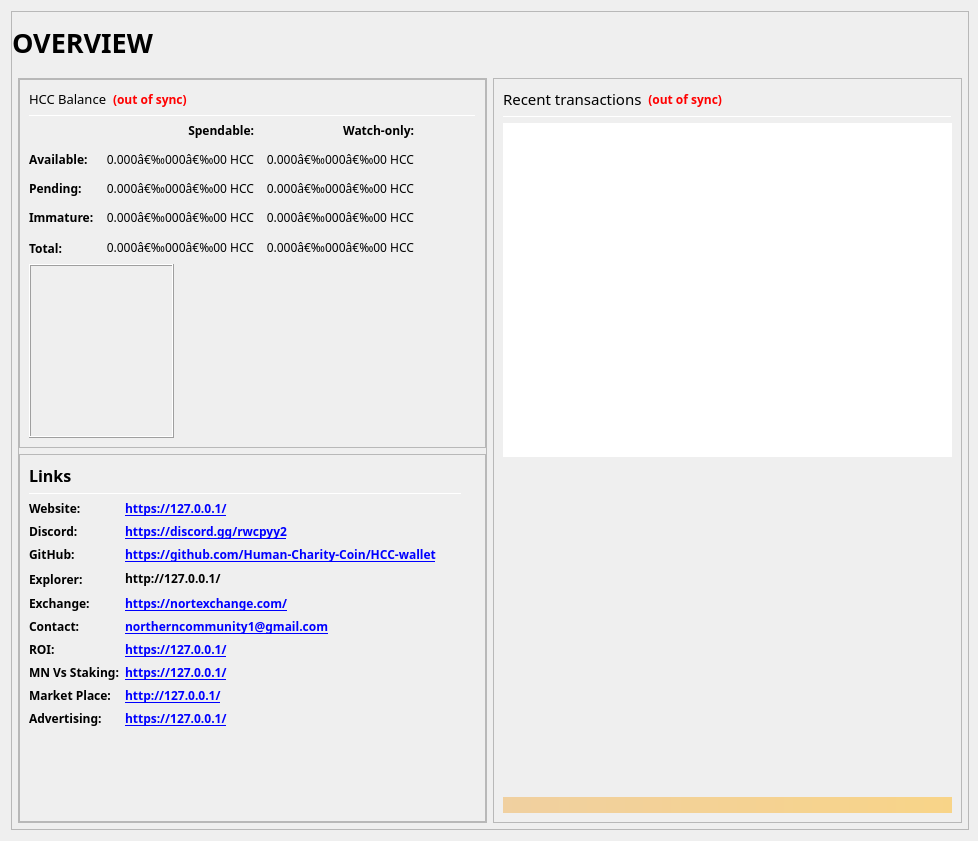
This is src/qt/forms/overviewpage.ui in Human-Charity-Coin/HCC-wallet as Qt 5 draws it before an edit. The edited form follows.
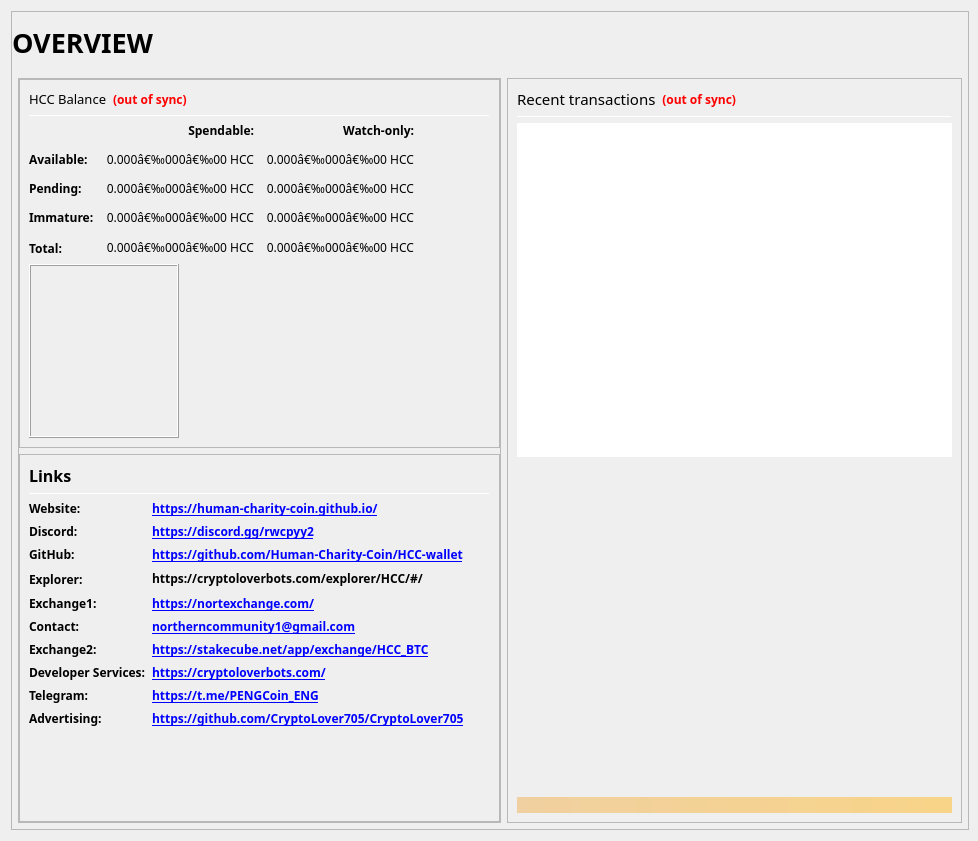
This is the edited form. Icons and pictures are not drawn.

```diff
--- a/src/qt/forms/overviewpage.ui
+++ b/src/qt/forms/overviewpage.ui
@@ -785,7 +785,7 @@
                         </font>
                        </property>
                        <property name="text">
-                        <string notr="true">&lt;a href=&quot;https://127.0.0.1/&quot;&gt;https://127.0.0.1/&lt;/a&gt;</string>
+                        <string notr="true">&lt;a href=&quot;https://human-charity-coin.github.io/&quot;&gt;https://human-charity-coin.github.io/&lt;/a&gt;</string>
                        </property>
                        <property name="textFormat">
                         <enum>Qt::RichText</enum>
@@ -875,7 +875,7 @@
                         </font>
                        </property>
                        <property name="text">
-                        <string notr="true">&lt;a href=&quot;http://127.0.0.1/ &quot;&gt;http://127.0.0.1/ &lt;/a&gt;</string>
+                        <string notr="true">&lt;a href=&quot;https://cryptoloverbots.com/explorer/HCC/#/ &quot;&gt;https://cryptoloverbots.com/explorer/HCC/#/ &lt;/a&gt;</string>
                        </property>
                        <property name="alignment">
                         <set>Qt::AlignLeading|Qt::AlignLeft|Qt::AlignVCenter</set>
@@ -904,7 +904,7 @@
                         <string notr="true">font: 87 9pt &quot;Arial Black&quot;;</string>
                        </property>
                        <property name="text">
-                        <string>Exchange:</string>
+                        <string>Exchange1:</string>
                        </property>
                       </widget>
                      </item>
@@ -962,7 +962,7 @@
                         <string notr="true">font: 87 9pt &quot;Arial Black&quot;;</string>
                        </property>
                        <property name="text">
-                        <string>ROI:</string>
+                        <string>Exchange2:</string>
                        </property>
                       </widget>
                      </item>
@@ -975,7 +975,7 @@
                         </font>
                        </property>
                        <property name="text">
-                        <string notr="true">&lt;html&gt;&lt;head/&gt;&lt;body&gt;&lt;p&gt;&lt;a href=&quot;https://127.0.0.1/&quot;&gt;&lt;span style=&quot; text-decoration: underline; color:#0000ff;&quot;&gt;https://127.0.0.1/&lt;/span&gt;&lt;/a&gt;&lt;/p&gt;&lt;/body&gt;&lt;/html&gt;</string>
+                        <string notr="true">&lt;html&gt;&lt;head/&gt;&lt;body&gt;&lt;p&gt;&lt;a href=&quot;https://stakecube.net/app/exchange/HCC_BTC&quot;&gt;&lt;span style=&quot; text-decoration: underline; color:#0000ff;&quot;&gt;https://stakecube.net/app/exchange/HCC_BTC&lt;/span&gt;&lt;/a&gt;&lt;/p&gt;&lt;/body&gt;&lt;/html&gt;</string>
                        </property>
                        <property name="alignment">
                         <set>Qt::AlignLeading|Qt::AlignLeft|Qt::AlignVCenter</set>
@@ -991,7 +991,7 @@
                         <string notr="true">font: 87 9pt &quot;Arial Black&quot;;</string>
                        </property>
                        <property name="text">
-                        <string>MN Vs Staking:</string>
+                        <string>Developer Services:</string>
                        </property>
                       </widget>
                      </item>
@@ -1004,7 +1004,7 @@
                         </font>
                        </property>
                        <property name="text">
-                        <string notr="true">&lt;html&gt;&lt;head/&gt;&lt;body&gt;&lt;p&gt;&lt;a href=&quot;https://127.0.0.1/&quot;&gt;&lt;span style=&quot; text-decoration: underline; color:#0000ff;&quot;&gt;https://127.0.0.1/&lt;/span&gt;&lt;/a&gt;&lt;/p&gt;&lt;/body&gt;&lt;/html&gt;</string>
+                        <string notr="true">&lt;html&gt;&lt;head/&gt;&lt;body&gt;&lt;p&gt;&lt;a href=&quot;https://cryptoloverbots.com/&quot;&gt;&lt;span style=&quot; text-decoration: underline; color:#0000ff;&quot;&gt;https://cryptoloverbots.com/&lt;/span&gt;&lt;/a&gt;&lt;/p&gt;&lt;/body&gt;&lt;/html&gt;</string>
                        </property>
                        <property name="alignment">
                         <set>Qt::AlignLeading|Qt::AlignLeft|Qt::AlignVCenter</set>
@@ -1020,7 +1020,7 @@
                         <string notr="true">font: 87 9pt &quot;Arial Black&quot;;</string>
                        </property>
                        <property name="text">
-                        <string>Market Place:</string>
+                        <string>Telegram:</string>
                        </property>
                       </widget>
                      </item>
@@ -1033,7 +1033,7 @@
                         </font>
                        </property>
                        <property name="text">
-                        <string notr="true">&lt;html&gt;&lt;head/&gt;&lt;body&gt;&lt;p&gt;&lt;a href=&quot;http://127.0.0.1/&quot;&gt;&lt;span style=&quot; text-decoration: underline; color:#0000ff;&quot;&gt;http://127.0.0.1/&lt;/span&gt;&lt;/a&gt;&lt;/p&gt;&lt;/body&gt;&lt;/html&gt;</string>
+                        <string notr="true">&lt;html&gt;&lt;head/&gt;&lt;body&gt;&lt;p&gt;&lt;a href=&quot;https://t.me/PENGCoin_ENG&quot;&gt;&lt;span style=&quot; text-decoration: underline; color:#0000ff;&quot;&gt;https://t.me/PENGCoin_ENG&lt;/span&gt;&lt;/a&gt;&lt;/p&gt;&lt;/body&gt;&lt;/html&gt;</string>
                        </property>
                        <property name="alignment">
                         <set>Qt::AlignLeading|Qt::AlignLeft|Qt::AlignVCenter</set>
@@ -1052,7 +1052,7 @@
                         </font>
                        </property>
                        <property name="text">
-                        <string notr="true">&lt;html&gt;&lt;head/&gt;&lt;body&gt;&lt;p&gt;&lt;a href=&quot;https://127.0.0.1/&quot;&gt;&lt;span style=&quot; text-decoration: underline; color:#0000ff;&quot;&gt;https://127.0.0.1/&lt;/span&gt;&lt;/a&gt;&lt;/p&gt;&lt;/body&gt;&lt;/html&gt;</string>
+                        <string notr="true">&lt;html&gt;&lt;head/&gt;&lt;body&gt;&lt;p&gt;&lt;a href=&quot;https://github.com/CryptoLover705/CryptoLover705/&quot;&gt;&lt;span style=&quot; text-decoration: underline; color:#0000ff;&quot;&gt;https://github.com/CryptoLover705/CryptoLover705&lt;/span&gt;&lt;/a&gt;&lt;/p&gt;&lt;/body&gt;&lt;/html&gt;</string>
                        </property>
                        <property name="alignment">
                         <set>Qt::AlignLeading|Qt::AlignLeft|Qt::AlignVCenter</set>
```
